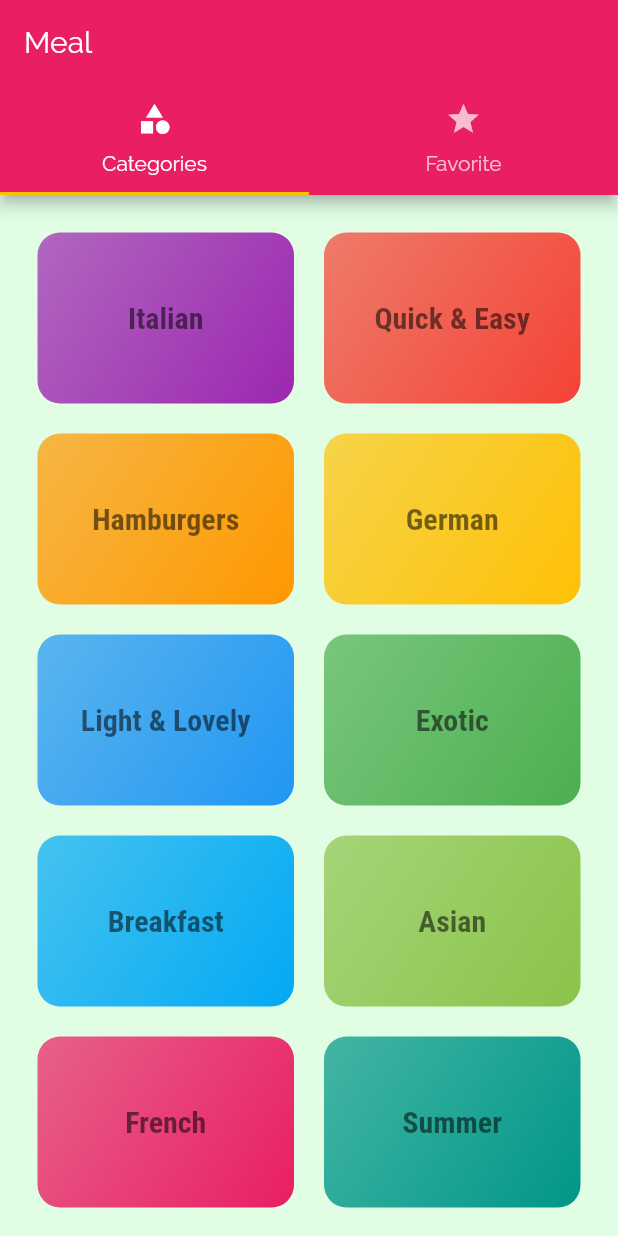
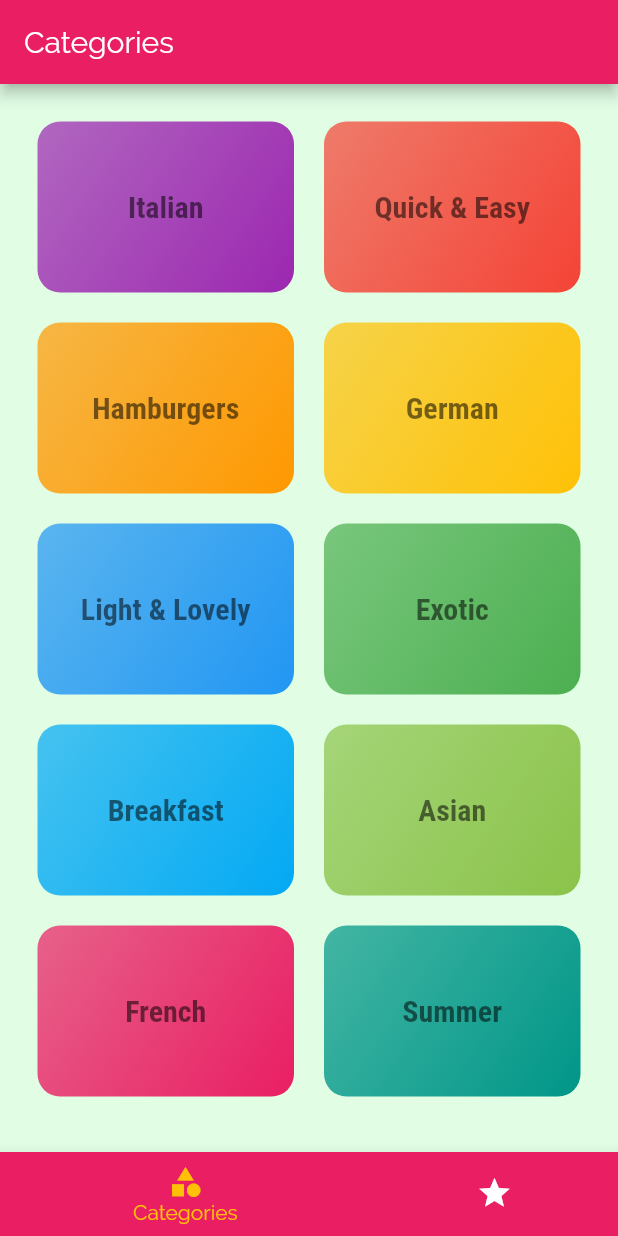
Before and after one commit to ashwanisng/Meal-App, a Flutter app: the screen it shows after launch, on a phone screen of 412 x 824 dp. Run offline on Flutter 3.47's test engine with Material 2 defaults, Android fonts, the phone set to English and light mode, and no system bars.

```diff
--- a/lib/screen/tabs_screen.dart
+++ b/lib/screen/tabs_screen.dart
@@ -8,31 +8,68 @@ class TabsScreen extends StatefulWidget {
 }
 
 class _TabsScreenState extends State<TabsScreen> {
+  final List<Map<Object, dynamic>> _pages = [
+    {
+      'page': CategoriesScreen(),
+      'title': 'Categories',
+    },
+    {
+      'page': FavoriteScreen(),
+      'title': 'Your Favorite',
+    }
+  ];
+
+  int selectedIndex = 0;
+  void _selectedPage(int index) {
+    setState(() {
+      selectedIndex = index;
+    });
+  }
+
   @override
   Widget build(BuildContext context) {
-    return DefaultTabController(
-      length: 2,
-      child: Scaffold(
-        appBar: AppBar(
-          title: Text('Meal'),
-          bottom: TabBar(
-            tabs: [
-              Tab(
-                icon: Icon(Icons.category),
-                text: 'Categories',
-              ),
-              Tab(
-                icon: Icon(Icons.star),
-                text: 'Favorite',
-              ),
-            ],
+    return Scaffold(
+      appBar: AppBar(
+        title: Text(_pages[selectedIndex]['title']),
+      ),
+      body: _pages[selectedIndex]['page'],
+      bottomNavigationBar: BottomNavigationBar(
+        onTap: _selectedPage,
+        backgroundColor: Theme.of(context).primaryColor,
+        selectedItemColor: Theme.of(context).accentColor,
+        unselectedItemColor: Colors.white,
+        currentIndex: selectedIndex,
+        type: BottomNavigationBarType.shifting,
+        items: [
+          BottomNavigationBarItem(
+            backgroundColor: Theme.of(context).primaryColor,
+            icon: Icon(Icons.category),
+            label: 'Categories',
           ),
-        ),
-        body: TabBarView(children: [
-          CategoriesScreen(),
-          FavoriteScreen(),
-        ]),
+          BottomNavigationBarItem(
+            backgroundColor: Theme.of(context).primaryColor,
+            icon: Icon(Icons.star),
+            label: 'Favorite',
+          ),
+        ],
       ),
     );
   }
 }
+
+// bottom: TabBar(
+//             tabs: [
+//               Tab(
+//                 icon: Icon(Icons.category),
+//                 text: 'Categories',
+//               ),
+//               Tab(
+//                 icon: Icon(Icons.star),
+//                 text: 'Favorite',
+//               ),
+//             ],
+//           ),
+// TabBarView(children: [
+//         CategoriesScreen(),
+//         FavoriteScreen(),
+//       ]),
```
